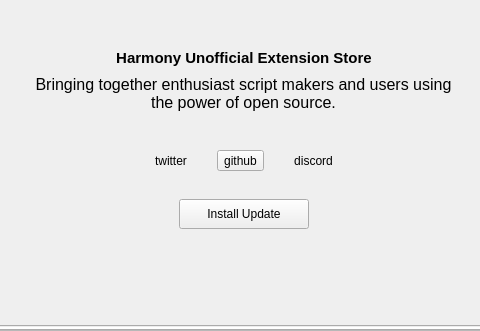
This is ExtensionStore/resources/store.ui in mchaptel/ExtensionStore as Qt 5 draws it before an edit; both pictures show x 153 to 633 and y 722 to 1053 of the 794 by 1053 pixel window. The edited form follows.
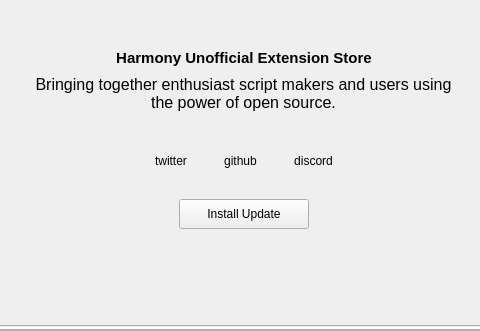
This is the edited form.

Commit message: Added support for dropshadows on widgets.

```diff
--- a/ExtensionStore/resources/store.ui
+++ b/ExtensionStore/resources/store.ui
@@ -997,7 +997,7 @@
            </size>
           </property>
           <property name="autoRaise">
-           <bool>false</bool>
+           <bool>true</bool>
           </property>
          </widget>
         </item>
```
The commit also changes 3 other files.
